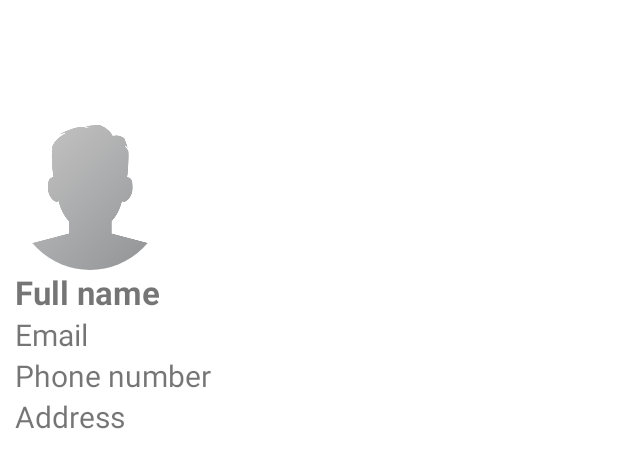
After one commit to nbakh16/Blood-Donation-App, an Android app: the layout header.xml on its own in the app's theme, with its tools: preview values and no code run, on a phone screen of 412 x 824 dp. The commit adds this screen. Shown: the top 468 px of the screen. Run offline under Robolectric (Android 15) with nearby library versions, the phone set to English and light mode, and no system bars.

Commit message:
designed navigation menu layout

```diff
--- a/app/src/main/java/com/id1720430/blooddonationapp/LoginActivity.java
+++ b/app/src/main/java/com/id1720430/blooddonationapp/LoginActivity.java
@@ -108,6 +108,12 @@ public class LoginActivity extends AppCompatActivity {
     @Override
     protected void onStart() {
         super.onStart();
+        mAuth.addAuthStateListener(authStateListener);
+    }
+
+    @Override
+    protected void onStop() {
+        super.onStop();
         mAuth.removeAuthStateListener(authStateListener);
     }
 }
--- /dev/null
+++ b/app/src/main/res/layout/header.xml
@@ -0,0 +1,53 @@
+<?xml version="1.0" encoding="utf-8"?>
+<LinearLayout xmlns:android="http://schemas.android.com/apk/res/android"
+    android:layout_width="match_parent"
+    android:layout_height="300dp"
+    android:orientation="vertical"
+    android:padding="10dp">
+
+    <de.hdodenhof.circleimageview.CircleImageView
+        android:id="@+id/nav_user_image"
+        android:layout_width="100dp"
+        android:layout_height="100dp"
+        android:src="@drawable/profile_image"
+        android:layout_marginTop="70dp"/>
+
+    <TextView
+        android:id="@+id/nav_user_fullname"
+        android:layout_width="wrap_content"
+        android:layout_height="wrap_content"
+        android:text="Full name"
+        android:textStyle="bold"
+        android:textSize="22dp"/>
+
+    <TextView
+        android:id="@+id/nav_user_email"
+        android:layout_width="wrap_content"
+        android:layout_height="wrap_content"
+        android:text="Email"
+        android:textSize="20dp"/>
+
+    <TextView
+        android:id="@+id/nav_user_phonenumber"
+        android:layout_width="wrap_content"
+        android:layout_height="wrap_content"
+        android:text="Phone number"
+        android:textSize="20dp"/>
+
+    <TextView
+        android:id="@+id/nav_user_address"
+        android:layout_width="wrap_content"
+        android:layout_height="wrap_content"
+        android:text="Address"
+        android:textSize="20dp"/>
+
+    <TextView
+        android:id="@+id/nav_user_bloodgroup"
+        android:layout_width="wrap_content"
+        android:layout_height="wrap_content"
+        android:text="Blood group"
+        android:textStyle="bold"
+        android:textSize="22dp"/>
+
+
+</LinearLayout>
--- a/app/src/main/res/values/strings.xml
+++ b/app/src/main/res/values/strings.xml
@@ -1,5 +1,8 @@
 <resources>
     <string name="app_name">BloodDonationApp</string>
+
+    <string name="nav_drawer_open">Open navigation drawer</string>
+    <string name="nav_drawer_close">Close navigation drawer</string>
 
     <string-array name="bloodgroups">
         <item>Select blood group</item>
```
Also changed, not shown: app/src/main/java/com/id1720430/blooddonationapp/MainActivity.java (+22 -0 lines), app/src/main/res/layout/activity_main.xml (+41 -6 lines), app/src/main/res/menu/main_menu.xml (added, +51 -0 lines).
